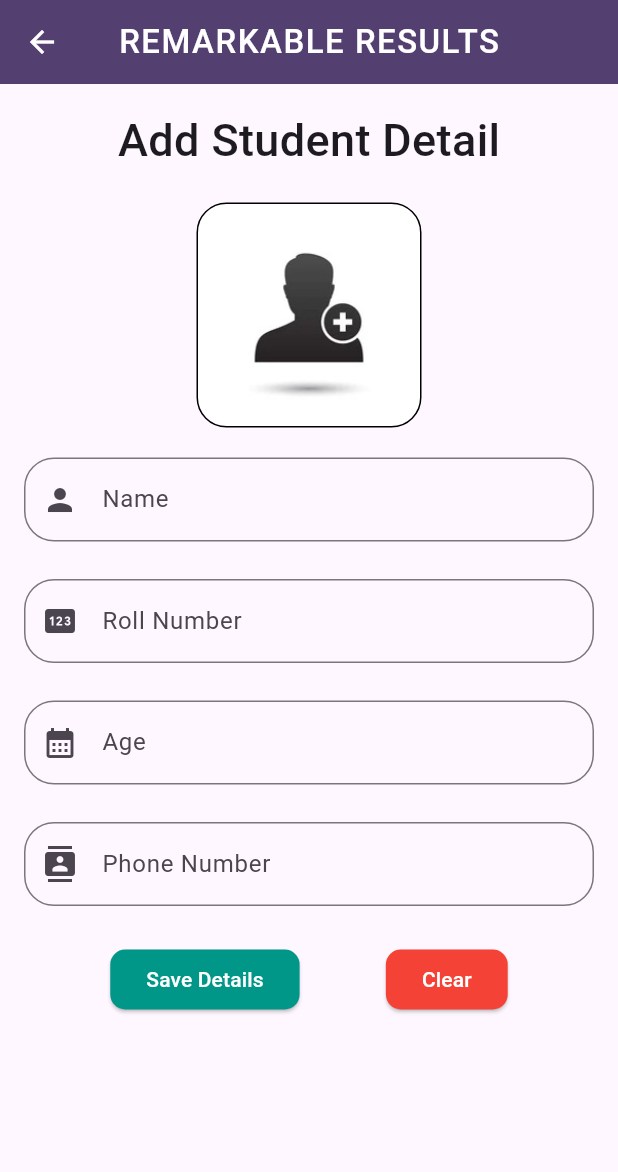
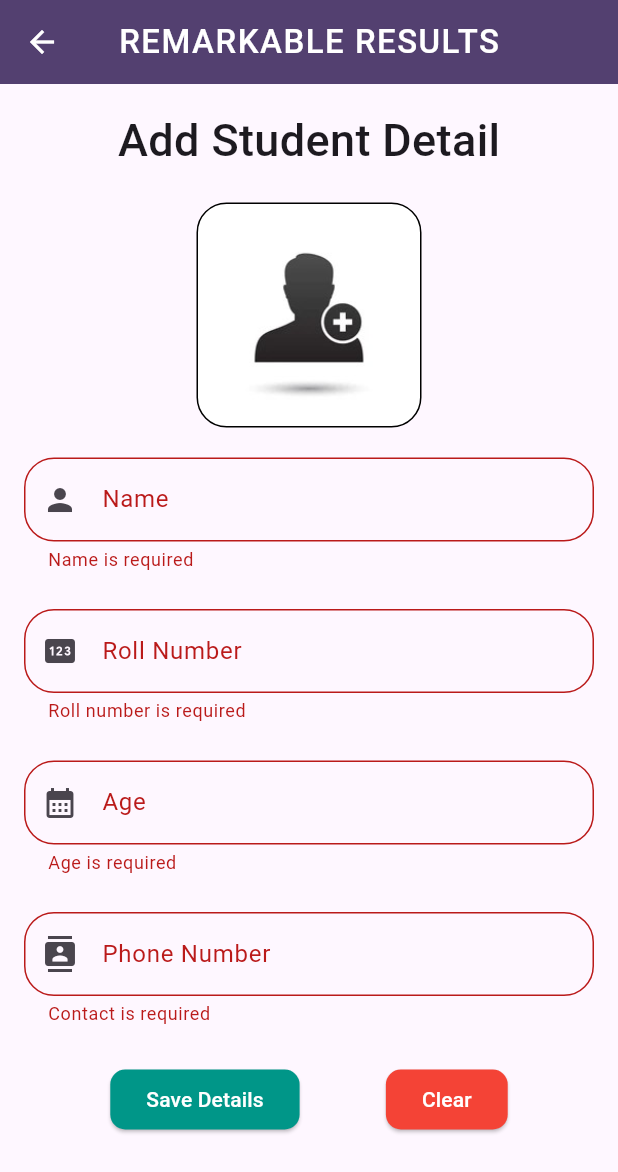
Before and after one commit to jasirpk/Student-Record-StateManagement, a Flutter app: the Add_Deatails_Screen screen opened directly, after a tap on "Save Details", on a phone screen of 412 x 824 dp. Shown: the top 1172 px of the screen. Run offline on Flutter 3.47's test engine with Material 3 defaults, Android fonts, the light colour scheme and no system bars; our stand-ins replace hive, hive_flutter, image_picker, lottie; accounts and stored records are empty.

Commit message:
button added

```diff
--- a/lib/screens/add_detatil.dart
+++ b/lib/screens/add_detatil.dart
@@ -4,7 +4,7 @@ import 'package:flutter/material.dart';
 import 'package:image_picker/image_picker.dart';
 import 'package:studentlist_state/model/box.dart';
 import 'package:studentlist_state/model/modal.dart';
-import 'package:studentlist_state/screens/button.dart';
+import 'package:studentlist_state/widgets/button.dart';
 import 'package:studentlist_state/widgets/user_age.dart';
 import 'package:studentlist_state/widgets/user_contact.dart';
 import 'package:studentlist_state/widgets/user_name.dart';
@@ -128,10 +128,10 @@ class _Add_Deatails_ScreenState extends State<Add_Deatails_Screen> {
                   height: 25,
                 ),
                 Buttons_Screen(
-                    onSavePressed: ,
-                    onClearPressed: onClearPressed,
-                    saveButtonText: saveButtonText,
-                    clearButtonText: clearButtonText),
+                    onSavePressed: onSaveRecord,
+                    onClearPressed: onClearRecord,
+                    saveButtonText: 'Save Details',
+                    clearButtonText: 'Clear'),
                 if (validateImage)
                   Text('Please select an image',
                       style: TextStyle(color: Colors.red)),
@@ -157,4 +157,45 @@ class _Add_Deatails_ScreenState extends State<Add_Deatails_Screen> {
       },
     );
   }
+
+  void onSaveRecord() {
+    if (formKey.currentState!.validate()) {
+      // Check if an image has been selected
+      if (selectedImage == null) {
+        setState(() {
+          validateImage = true;
+        });
+      } else {
+        final data = Notes(
+          image: userImagecontroller.text.toString(),
+          userName: userNamecontroller.text.toString(),
+          userContact: userContactcontroller.text.toString(),
+          userAge: userAgecontroller.text.toString(),
+          userRollNumber: userRollNumbercontroller.text.toString(),
+        );
+        final box = Boxes.getData();
+        box.add(data);
+        // data.save();
+        userImagecontroller.clear();
+        userNamecontroller.clear();
+        userContactcontroller.clear();
+        userAgecontroller.clear();
+        userRollNumbercontroller.clear();
+
+        Navigator.pop(context);
+      }
+    }
+  }
+
+  void onClearRecord() {
+    userNamecontroller.clear();
+    userContactcontroller.clear();
+    userAgecontroller.clear();
+    userRollNumbercontroller.clear();
+    userImagecontroller.clear();
+    setState(() {
+      selectedImage = null;
+      validateImage = false;
+    });
+  }
 }
--- a/lib/screens/button.dart
+++ /dev/null
@@ -1,133 +0,0 @@
-import 'package:flutter/material.dart';
-
-class Buttons_Screen extends StatelessWidget {
-  @override
-  Widget build(BuildContext context) {
-    return Row(
-      mainAxisAlignment: MainAxisAlignment.spaceEvenly,
-      children: [
-        ElevatedButton(
-          style: ButtonStyle(
-            shape: MaterialStateProperty.all<RoundedRectangleBorder>(
-              RoundedRectangleBorder(
-                borderRadius: BorderRadius.circular(10),
-              ),
-            ),
-            backgroundColor: MaterialStatePropertyAll(Colors.teal),
-          ),
-          onPressed: () {
-            if (formKey.currentState!.validate()) {
-              // Check if an image has been selected
-              if (selectedImage == null) {
-                setState(() {
-                  validateImage = true;
-                });
-              } else {
-                final data = Notes(
-                  image: userImagecontroller.text.toString(),
-                  userName: userNamecontroller.text.toString(),
-                  userContact: userContactcontroller.text.toString(),
-                  userAge: userAgecontroller.text.toString(),
-                  userRollNumber: userRollNumbercontroller.text.toString(),
-                );
-                final box = Boxes.getData();
-                box.add(data);
-                // data.save();
-                userImagecontroller.clear();
-                userNamecontroller.clear();
-                userContactcontroller.clear();
-                userAgecontroller.clear();
-                userRollNumbercontroller.clear();
-
-                Navigator.pop(context);
-              }
-            }
-          },
-          child: Text(
-            'Save Details',
-            style: TextStyle(color: Colors.white),
-          ),
-        ),
-        ElevatedButton(
-          style: ButtonStyle(
-            shape: MaterialStateProperty.all<RoundedRectangleBorder>(
-              RoundedRectangleBorder(
-                borderRadius: BorderRadius.circular(10),
-              ),
-            ),
-            backgroundColor: MaterialStatePropertyAll(Colors.red),
-          ),
-          onPressed: () {
-            userNamecontroller.clear();
-            userContactcontroller.clear();
-            userAgecontroller.clear();
-            userRollNumbercontroller.clear();
-            userImagecontroller.clear();
-            setState(() {
-              selectedImage = null;
-              validateImage = false;
-            });
-          },
-          child: Text(
-            'Clear',
-            style: TextStyle(color: Colors.white),
-          ),
-        ),
-      ],
-    );
-  }
-}
-// import 'package:flutter/material.dart';
-
-// class Buttons_Screen extends StatelessWidget {
-//   final VoidCallback? onSavePressed;
-//   final VoidCallback? onClearPressed;
-//   final String saveButtonText;
-//   final String clearButtonText;
-
-//   const Buttons_Screen(
-//       {super.key,
-//       required this.onSavePressed,
-//       required this.onClearPressed,
-//       required this.saveButtonText,
-//       required this.clearButtonText});
-
-//   @override
-//   Widget build(BuildContext context) {
-//     return Row(
-//       mainAxisAlignment: MainAxisAlignment.spaceEvenly,
-//       children: [
-//         ElevatedButton(
-//           style: ButtonStyle(
-//             shape: MaterialStateProperty.all<RoundedRectangleBorder>(
-//               RoundedRectangleBorder(
-//                 borderRadius: BorderRadius.circular(10),
-//               ),
-//             ),
-//             backgroundColor: MaterialStateProperty.all(Colors.teal),
-//           ),
-//           onPressed: onSavePressed,
-//           child: Text(
-//             saveButtonText,
-//             style: TextStyle(color: Colors.white),
-//           ),
-//         ),
-//         ElevatedButton(
-//           style: ButtonStyle(
-//             shape: MaterialStateProperty.all<RoundedRectangleBorder>(
-//               RoundedRectangleBorder(
-//                 borderRadius: BorderRadius.circular(10),
-//               ),
-//             ),
-//             backgroundColor: MaterialStateProperty.all(Colors.red),
-//           ),
-//           onPressed: onClearPressed,
-//           child: Text(
-//             clearButtonText,
-//             style: TextStyle(color: Colors.white),
-//           ),
-//         ),
-//       ],
-//     );
-//   }
-// }
--- /dev/null
+++ b/lib/widgets/button.dart
@@ -0,0 +1,54 @@
+import 'package:flutter/material.dart';
+
+class Buttons_Screen extends StatelessWidget {
+  final VoidCallback? onSavePressed;
+  final VoidCallback? onClearPressed;
+  final String saveButtonText;
+  final String clearButtonText;
+
+  const Buttons_Screen(
+      {super.key,
+      required this.onSavePressed,
+      required this.onClearPressed,
+      required this.saveButtonText,
+      required this.clearButtonText});
+
+  @override
+  Widget build(BuildContext context) {
+    return Row(
+      mainAxisAlignment: MainAxisAlignment.spaceEvenly,
+      children: [
+        ElevatedButton(
+          style: ButtonStyle(
+            shape: MaterialStateProperty.all<RoundedRectangleBorder>(
+              RoundedRectangleBorder(
+                borderRadius: BorderRadius.circular(10),
+              ),
+            ),
+            backgroundColor: MaterialStateProperty.all(Colors.teal),
+          ),
+          onPressed: onSavePressed,
+          child: Text(
+            saveButtonText,
+            style: TextStyle(color: Colors.white),
+          ),
+        ),
+        ElevatedButton(
+          style: ButtonStyle(
+            shape: MaterialStateProperty.all<RoundedRectangleBorder>(
+              RoundedRectangleBorder(
+                borderRadius: BorderRadius.circular(10),
+              ),
+            ),
+            backgroundColor: MaterialStateProperty.all(Colors.red),
+          ),
+          onPressed: onClearPressed,
+          child: Text(
+            clearButtonText,
+            style: TextStyle(color: Colors.white),
+          ),
+        ),
+      ],
+    );
+  }
+}
```
